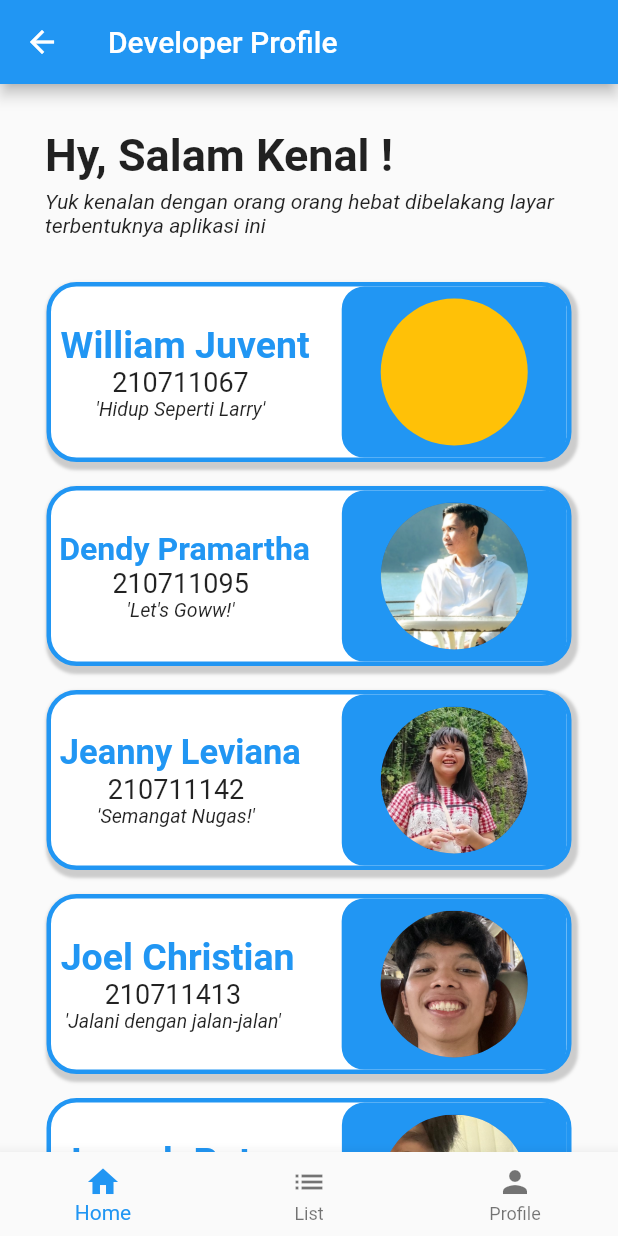
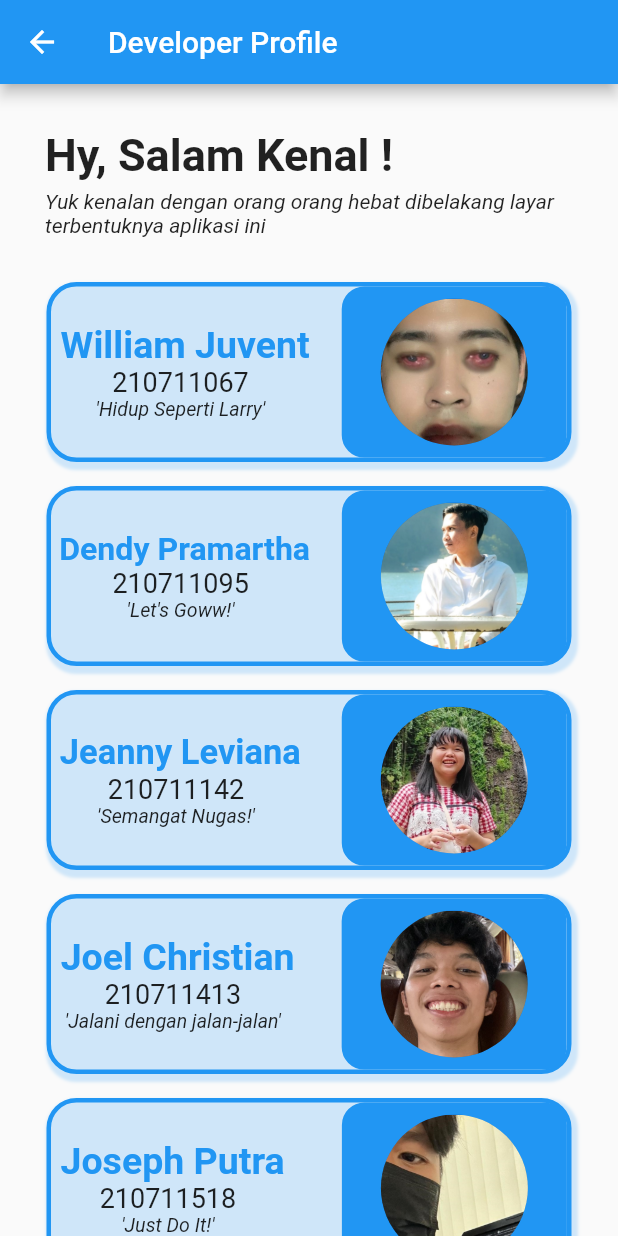
Before and after one commit to JoyB00/TriaNews_Mobile_Application, a Flutter app: the ProfileView screen opened directly, on a phone screen of 412 x 824 dp. Run offline on Flutter 3.47's test engine with Material 2 defaults, Android fonts, the phone set to English and light mode, and no system bars; our stand-ins replace adaptive_theme; network calls fail.

Commit message:
Finish darkmode all view & input profile view to homepage

```diff
--- a/lib/View/login.dart
+++ b/lib/View/login.dart
@@ -1,7 +1,7 @@
 import 'package:flutter/material.dart';
+import 'package:news_pbp/View/home.dart';
 import 'package:news_pbp/View/register.dart';
 import 'package:adaptive_theme/adaptive_theme.dart';
-import 'package:news_pbp/pages/home.dart';
 import 'package:news_pbp/main.dart';
 
 class LoginView extends StatefulWidget {
--- a/lib/view/profile.dart
+++ b/lib/view/profile.dart
@@ -8,32 +8,13 @@ class ProfileView extends StatelessWidget {
     return Scaffold(
       appBar: AppBar(
         title: const Text("Developer Profile"),
-      ),
-      bottomNavigationBar: BottomNavigationBar(
-        items: const [
-          BottomNavigationBarItem(
-              icon: Icon(
-                Icons.home,
-              ),
-              label: 'Home'),
-          BottomNavigationBarItem(
-              icon: Icon(
-                Icons.list,
-              ),
-              label: 'List'),
-          BottomNavigationBarItem(
-              icon: Icon(
-                Icons.person,
-              ),
-              label: 'Profile'),
-        ],
+        backgroundColor: Colors.blue,
       ),
       body: SingleChildScrollView(
         child: Column(
           mainAxisAlignment: MainAxisAlignment.center,
           children: [
             Padding(padding: EdgeInsets.all(15.0)),
-
             Align(
               alignment: Alignment.centerLeft,
               child: Padding(
@@ -68,12 +49,11 @@ class ProfileView extends StatelessWidget {
               decoration: BoxDecoration(
                 boxShadow: [
                   BoxShadow(
-                      color: Colors.grey.withOpacity(0.5),
+                      color: Colors.blue.withOpacity(0.2),
                       spreadRadius: 2,
                       blurRadius: 1,
                       offset: Offset(2, 3))
                 ],
-                color: Colors.white,
                 borderRadius: BorderRadius.circular(20.0),
                 border: Border.all(
                   color: Colors.blue,
@@ -126,7 +106,7 @@ class ProfileView extends StatelessWidget {
                       ),
                       child: CircleAvatar(
                         radius: 50,
-                        backgroundColor: Colors.amber,
+                        backgroundImage: AssetImage('images/Wilju.jpeg'),
                       ))
                 ],
               ),
@@ -140,12 +120,11 @@ class ProfileView extends StatelessWidget {
               decoration: BoxDecoration(
                 boxShadow: [
                   BoxShadow(
-                      color: Colors.grey.withOpacity(0.5),
+                      color: Colors.blue.withOpacity(0.2),
                       spreadRadius: 2,
                       blurRadius: 1,
                       offset: Offset(2, 3))
                 ],
-                color: Colors.white,
                 borderRadius: BorderRadius.circular(20.0),
                 border: Border.all(
                   color: Colors.blue,
@@ -212,12 +191,11 @@ class ProfileView extends StatelessWidget {
               decoration: BoxDecoration(
                 boxShadow: [
                   BoxShadow(
-                      color: Colors.grey.withOpacity(0.5),
+                      color: Colors.blue.withOpacity(0.2),
                       spreadRadius: 2,
                       blurRadius: 1,
                       offset: Offset(2, 3))
                 ],
-                color: Colors.white,
                 borderRadius: BorderRadius.circular(20.0),
                 border: Border.all(
                   color: Colors.blue,
@@ -283,12 +261,11 @@ class ProfileView extends StatelessWidget {
               decoration: BoxDecoration(
                 boxShadow: [
                   BoxShadow(
-                      color: Colors.grey.withOpacity(0.5),
+                      color: Colors.blue.withOpacity(0.2),
                       spreadRadius: 2,
                       blurRadius: 1,
                       offset: Offset(2, 3))
                 ],
-                color: Colors.white,
                 borderRadius: BorderRadius.circular(20.0),
                 border: Border.all(
                   color: Colors.blue,
@@ -352,7 +329,13 @@ class ProfileView extends StatelessWidget {
               width: 350,
               height: 120,
               decoration: BoxDecoration(
-                color: Colors.white,
+                boxShadow: [
+                  BoxShadow(
+                      color: Colors.blue.withOpacity(0.2),
+                      spreadRadius: 2,
+                      blurRadius: 1,
+                      offset: Offset(2, 3))
+                ],
                 borderRadius: BorderRadius.circular(20.0),
                 border: Border.all(
                   color: Colors.blue,
```
Also changed, not shown: lib/View/home.dart (added, +60 -0 lines), lib/main.dart (+7 -7 lines), lib/pages/grid.dart (added, +111 -0 lines), lib/pages/home.dart (deleted, +0 -158 lines), images/Wilju.jpeg (added).
